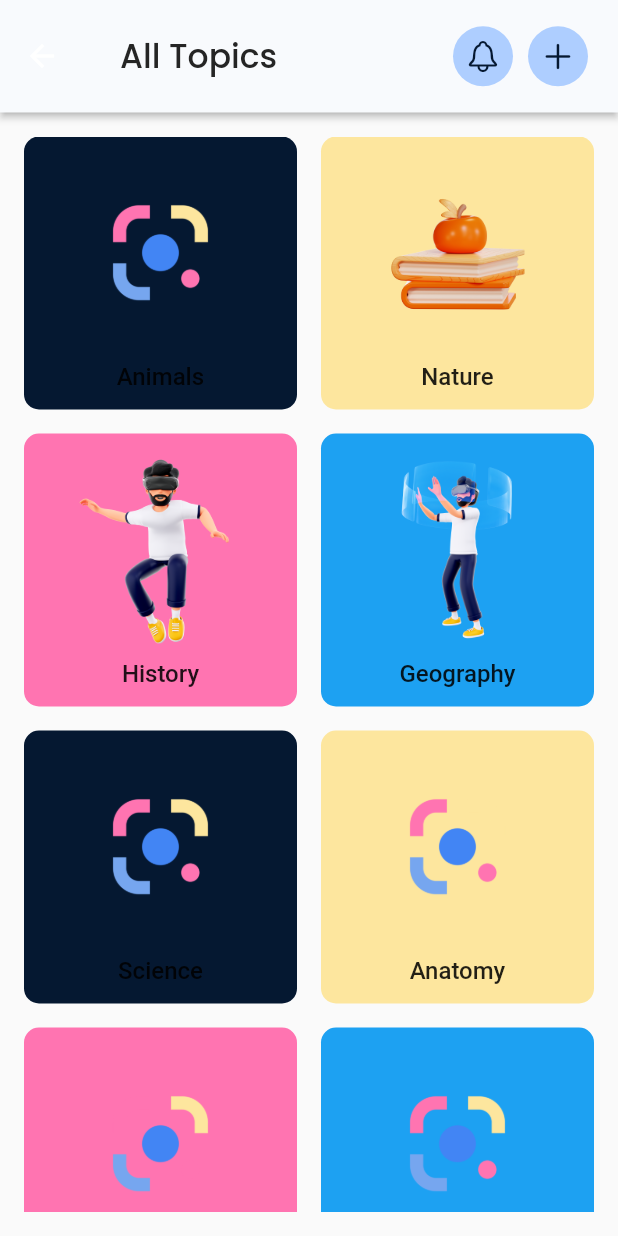
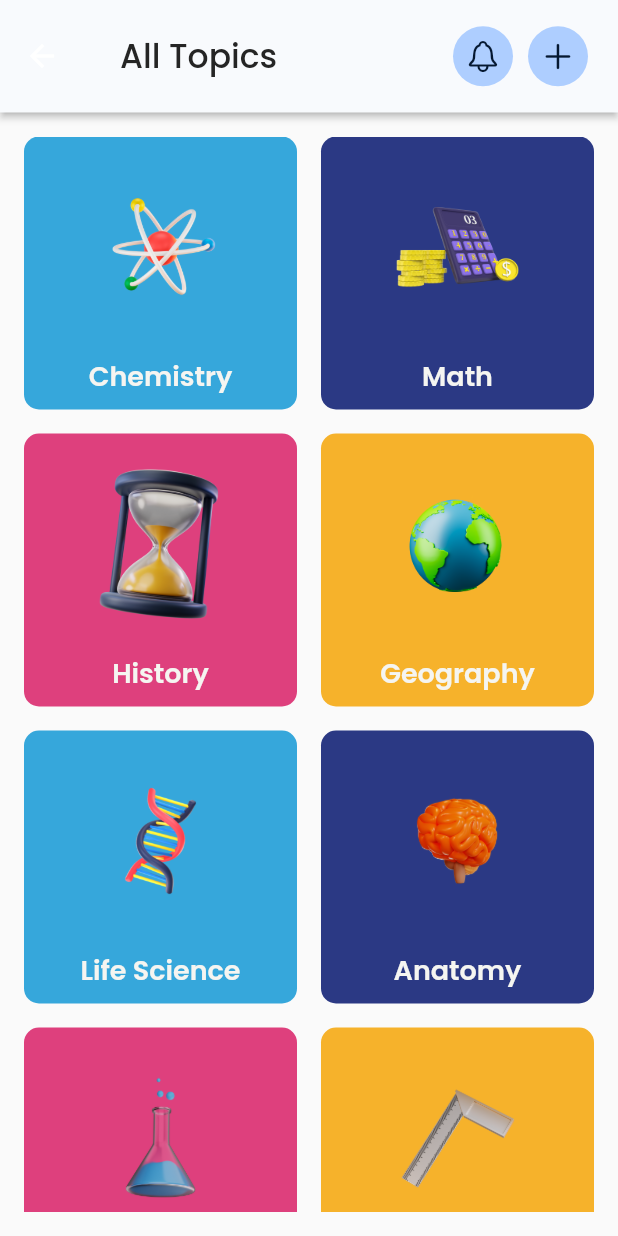
Before and after one commit to Haroldd-joness/ar_edu, a Flutter app: the Class screen opened directly, on a phone screen of 412 x 824 dp. Run offline on Flutter 3.47's test engine with Material 2 defaults, Android fonts, the light colour scheme and no system bars; our stand-ins replace connectivity_plus, firebase_auth, firebase_core, font_awesome_flutter, google_fonts; accounts and stored records are empty.

```diff
--- a/lib/constants /constants.dart
+++ b/lib/constants /constants.dart
@@ -8,6 +8,11 @@ const kPriColor = Color(0xFF1DA1F2);
 const kIconText = Color(0xFF051831);
 const kSecondaryColor = Color(0xFFFDE69E);
 
+///Card color
+const kCardBlue = Color(0xFF36A7DB);
+const kCardNavy = Color(0xFF2B3984);
+const kCardPink = Color(0xFFDE407D);
+const kCardYellow = Color(0xFFF6B22B);
 ///Background color
 const kBackgroundPrimary = Color(0xFFF8FAFD);
 const kBackgroundSecondary = Color(0xFFF8FAFD);
--- a/lib/models /topic_models.dart
+++ b/lib/models /topic_models.dart
@@ -5,14 +5,14 @@ class Topics {
  Topics({required this.label, required this.imageUrl});
 
  static List<Topics> samples = [
-  Topics(label: 'Animals', imageUrl: 'assets/images/icon.png'),
-  Topics(label: 'Nature', imageUrl: 'assets/images/book.png'),
-  Topics(label: 'History', imageUrl: 'assets/images/AR.png'),
-  Topics(label: 'Geography', imageUrl: 'assets/images/AR2.png'),
-  Topics(label: 'Science', imageUrl: 'assets/images/icon.png'),
-  Topics(label: 'Anatomy', imageUrl: 'assets/images/icon.png'),
-  Topics(label: 'Physics', imageUrl: 'assets/images/icon.png'),
-  Topics(label: 'Architecture', imageUrl: 'assets/images/icon.png'),
+  Topics(label: 'Chemistry', imageUrl: 'assets/images/chemistry.png'),
+  Topics(label: 'Math', imageUrl: 'assets/images/math.png'),
+  Topics(label: 'History', imageUrl: 'assets/images/history.png'),
+  Topics(label: 'Geography', imageUrl: 'assets/images/geo.png'),
+  Topics(label: 'Life Science', imageUrl: 'assets/images/science.png'),
+  Topics(label: 'Anatomy', imageUrl: 'assets/images/anatomy.png'),
+  Topics(label: 'Physics', imageUrl: 'assets/images/physics.png'),
+  Topics(label: 'Architecture', imageUrl: 'assets/images/arch.png'),
  ];
 
 }
--- /dev/null
+++ b/lib/screens/ar_view.dart
@@ -0,0 +1,15 @@
+import 'package:flutter/material.dart';
+
+class ARView extends StatefulWidget {
+  const ARView({Key? key}) : super(key: key);
+
+  @override
+  State<ARView> createState() => _ARViewState();
+}
+
+class _ARViewState extends State<ARView> {
+  @override
+  Widget build(BuildContext context) {
+    return const Placeholder();
+  }
+}
--- a/lib/widgets/class.dart
+++ b/lib/widgets/class.dart
@@ -3,6 +3,7 @@ import 'dart:math';
 import 'package:ar_edu/models%20/topic_models.dart';
 import 'package:flutter/cupertino.dart';
 import 'package:flutter/material.dart';
+import 'package:google_fonts/google_fonts.dart';
 
 import '../constants /constants.dart';
 
@@ -83,7 +84,7 @@ class _ClassState extends State<Class> {
       ),
     );
   }
-static  const List<Color> kCardColor = [kIconText, kButtonPrimary, kButtonSecondary, kPriColor];
+static  const List<Color> kCardColor = [kCardBlue, kCardNavy, kCardPink, kCardYellow];
 
   Widget buildCard(Topics topics, int index){
     return Container(
@@ -102,9 +103,10 @@ static  const List<Color> kCardColor = [kIconText, kButtonPrimary, kButtonSecond
           const SizedBox(height: 8.0),
           Text(
             topics.label,
-            style: const TextStyle(
-              fontSize: 16.0,
-              fontWeight: FontWeight.w500,
+            style:  GoogleFonts.poppins(
+              fontSize: 18.0,
+              color: kSecondaryTextColor,
+              fontWeight: FontWeight.w600,
             ),
           ),
         ],
```
Also changed, not shown: pubspec.yaml (+1 -9 lines), assets/images/anatomy.png (added), assets/images/arch.png (added), assets/images/chemistry.png (added), assets/images/geo.png (added), assets/images/history.png (added), assets/images/math.png (added), assets/images/physics.png (added), assets/images/science.png (added), pubspec.lock, 2 other files.
